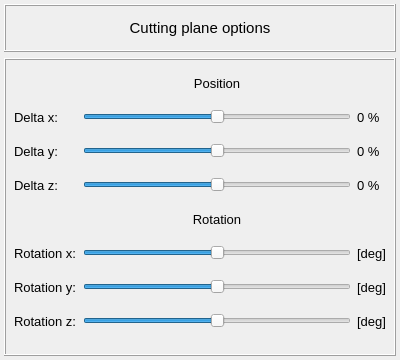
Above: pulse/interface/ui_files/render/cutting_plane_inputs.ui from open-pulse/OpenPulse before the change. Below: the same form after it.
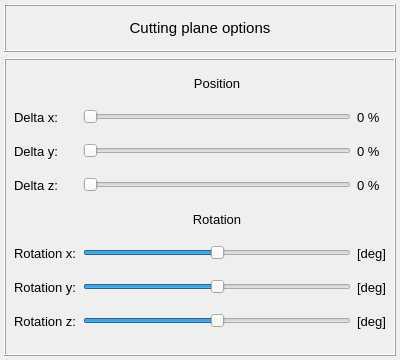
That is the form after the change.

Commit message: fixed the range of sliders in the ui file

```diff
--- a/pulse/interface/ui_files/render/cutting_plane_inputs.ui
+++ b/pulse/interface/ui_files/render/cutting_plane_inputs.ui
@@ -201,7 +201,7 @@
       <item row="2" column="1">
        <widget class="QSlider" name="slider_delta_y">
         <property name="minimum">
-         <number>-100</number>
+         <number>0</number>
         </property>
         <property name="maximum">
          <number>100</number>
@@ -214,7 +214,7 @@
       <item row="3" column="1">
        <widget class="QSlider" name="slider_delta_z">
         <property name="minimum">
-         <number>-100</number>
+         <number>0</number>
         </property>
         <property name="maximum">
          <number>100</number>
@@ -227,7 +227,7 @@
       <item row="1" column="1">
        <widget class="QSlider" name="slider_delta_x">
         <property name="minimum">
-         <number>-100</number>
+         <number>0</number>
         </property>
         <property name="maximum">
          <number>100</number>
```
